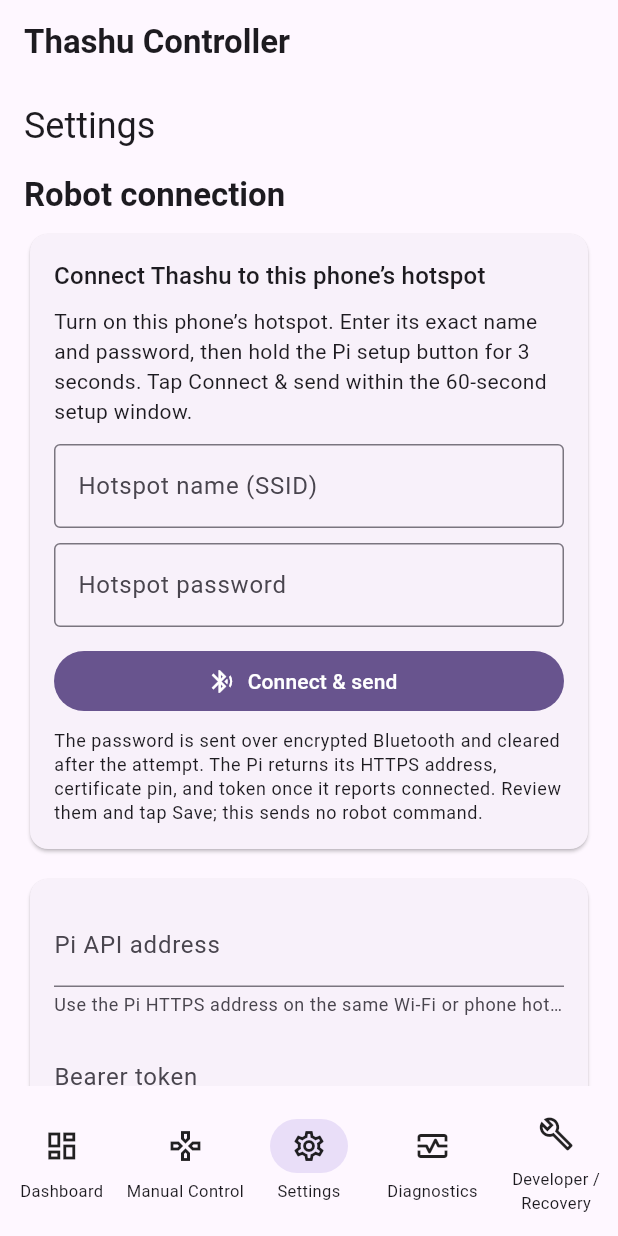
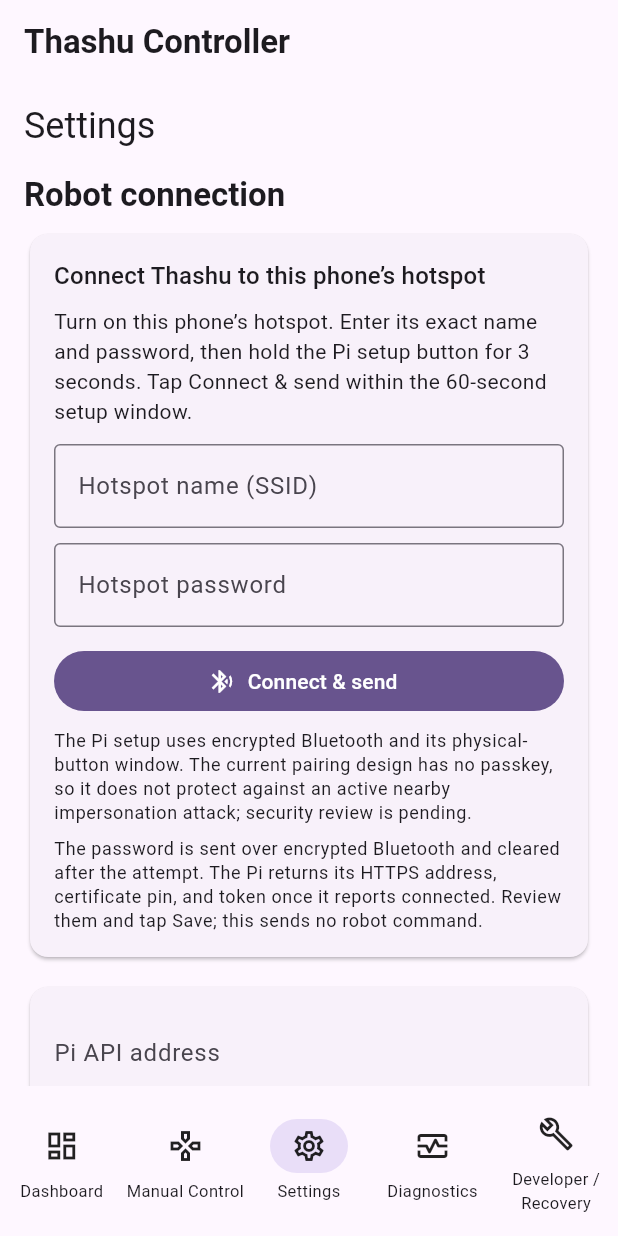
Before and after one commit to sg9242182-bot/ThashuRobot, a Flutter app: the screen it shows after launch, item 3 of the bottom bar chosen, on a phone screen of 412 x 824 dp. Run offline on Flutter 3.47's test engine with Material 3 defaults, Android fonts, the phone set to English and light mode, and no system bars; our stand-ins replace flutter_blue_plus, flutter_secure_storage, permission_handler.

Commit message:
Disclose current BLE pairing security limitation

```diff
--- a/mobile/flutter/lib/features/settings/settings_page.dart
+++ b/mobile/flutter/lib/features/settings/settings_page.dart
@@ -230,6 +230,13 @@ class _SettingsPageState extends State<SettingsPage> {
             ],
             const SizedBox(height: 8),
             Text(
+              'The Pi setup uses encrypted Bluetooth and its physical-button window. '
+              'The current pairing design has no passkey, so it does not protect '
+              'against an active nearby impersonation attack; security review is pending.',
+              style: Theme.of(context).textTheme.bodySmall,
+            ),
+            const SizedBox(height: 8),
+            Text(
               'The password is sent over encrypted Bluetooth and cleared after the attempt. '
               'The Pi returns its HTTPS address, certificate pin, and token once '
               'it reports connected. Review them and tap Save; this sends no robot command.',
```
